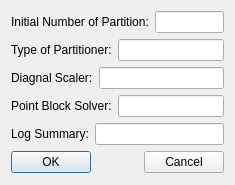
First picture: the form in ArteryTechQtProject/ArteryTechQtProject/QtArteryTechOtherSetupsUI.ui, repository chenfeigen/HBFlowsSrc, before the edit.
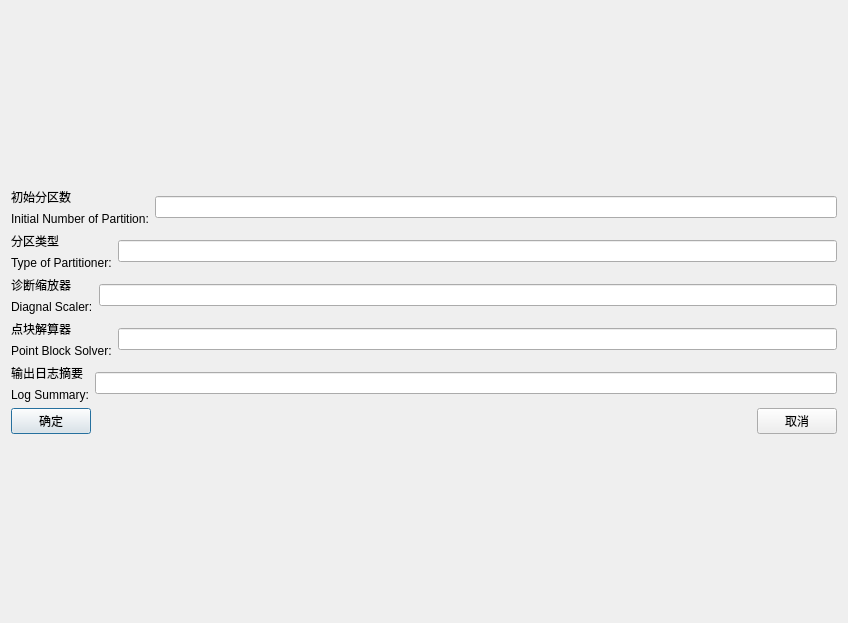
Second picture: the form after the edit.

What changed in the file:
```diff
--- a/ArteryTechQtProject/ArteryTechQtProject/QtArteryTechOtherSetupsUI.ui
+++ b/ArteryTechQtProject/ArteryTechQtProject/QtArteryTechOtherSetupsUI.ui
@@ -6,25 +6,36 @@
    <rect>
     <x>0</x>
     <y>0</y>
-    <width>235</width>
-    <height>185</height>
+    <width>848</width>
+    <height>623</height>
    </rect>
   </property>
   <property name="windowTitle">
    <string>QtArteryTechOtherSetupsUI</string>
   </property>
-  <layout class="QVBoxLayout" name="verticalLayout_2">
+  <layout class="QVBoxLayout" name="verticalLayout_7">
    <item>
-    <layout class="QVBoxLayout" name="verticalLayout">
+    <layout class="QVBoxLayout" name="verticalLayout_6">
      <item>
       <layout class="QHBoxLayout" name="horizontalLayout">
        <item>
+        <layout class="QVBoxLayout" name="verticalLayout">
+         <item>
+          <widget class="QLabel" name="label">
+           <property name="text">
+            <string>初始分区数</string>
+           </property>
+          </widget>
+         </item>
+         <item>
         <widget class="QLabel" name="InitialNumberOfPartitionLabel">
          <property name="text">
           <string>Initial Number of Partition:</string>
          </property>
         </widget>
        </item>
+        </layout>
+       </item>
        <item>
         <widget class="QLineEdit" name="InitialNumberOfPartitionLineEdit"/>
        </item>
@@ -33,12 +44,23 @@
      <item>
       <layout class="QHBoxLayout" name="horizontalLayout_2">
        <item>
+        <layout class="QVBoxLayout" name="verticalLayout_2">
+         <item>
+          <widget class="QLabel" name="label_2">
+           <property name="text">
+            <string>分区类型</string>
+           </property>
+          </widget>
+         </item>
+         <item>
         <widget class="QLabel" name="TypeOfPartitionerLabel">
          <property name="text">
           <string>Type of Partitioner:</string>
          </property>
         </widget>
        </item>
+        </layout>
+       </item>
        <item>
         <widget class="QLineEdit" name="TypeOfPartitionerLineEdit"/>
        </item>
@@ -47,12 +69,23 @@
      <item>
       <layout class="QHBoxLayout" name="horizontalLayout_3">
        <item>
+        <layout class="QVBoxLayout" name="verticalLayout_3">
+         <item>
+          <widget class="QLabel" name="label_3">
+           <property name="text">
+            <string>诊断缩放器</string>
+           </property>
+          </widget>
+         </item>
+         <item>
         <widget class="QLabel" name="DiagnalScalerLabel">
          <property name="text">
           <string>Diagnal Scaler:</string>
          </property>
         </widget>
        </item>
+        </layout>
+       </item>
        <item>
         <widget class="QLineEdit" name="DiagnalScalerLineEdit"/>
        </item>
@@ -61,12 +94,23 @@
      <item>
       <layout class="QHBoxLayout" name="horizontalLayout_4">
        <item>
+        <layout class="QVBoxLayout" name="verticalLayout_4">
+         <item>
+          <widget class="QLabel" name="label_4">
+           <property name="text">
+            <string>点块解算器</string>
+           </property>
+          </widget>
+         </item>
+         <item>
         <widget class="QLabel" name="PointBlockSolverLabel">
          <property name="text">
           <string>Point Block Solver:</string>
          </property>
         </widget>
        </item>
+        </layout>
+       </item>
        <item>
         <widget class="QLineEdit" name="PointBlockSolverLineEdit"/>
        </item>
@@ -75,12 +119,23 @@
      <item>
       <layout class="QHBoxLayout" name="horizontalLayout_5">
        <item>
+        <layout class="QVBoxLayout" name="verticalLayout_5">
+         <item>
+          <widget class="QLabel" name="label_5">
+           <property name="text">
+            <string>输出日志摘要</string>
+           </property>
+          </widget>
+         </item>
+         <item>
         <widget class="QLabel" name="LogSummaryLabel">
          <property name="text">
           <string>Log Summary:</string>
          </property>
         </widget>
        </item>
+        </layout>
+       </item>
        <item>
         <widget class="QLineEdit" name="LogSummaryLineEdit"/>
        </item>
@@ -91,7 +146,7 @@
        <item>
         <widget class="QPushButton" name="OKPushButton">
          <property name="text">
-          <string>OK</string>
+          <string>确定</string>
          </property>
         </widget>
        </item>
@@ -111,7 +166,7 @@
        <item>
         <widget class="QPushButton" name="CancelPushButton">
          <property name="text">
-          <string>Cancel</string>
+          <string>取消</string>
          </property>
         </widget>
        </item>
```
Lines whose indentation alone changed are shown as unchanged.
